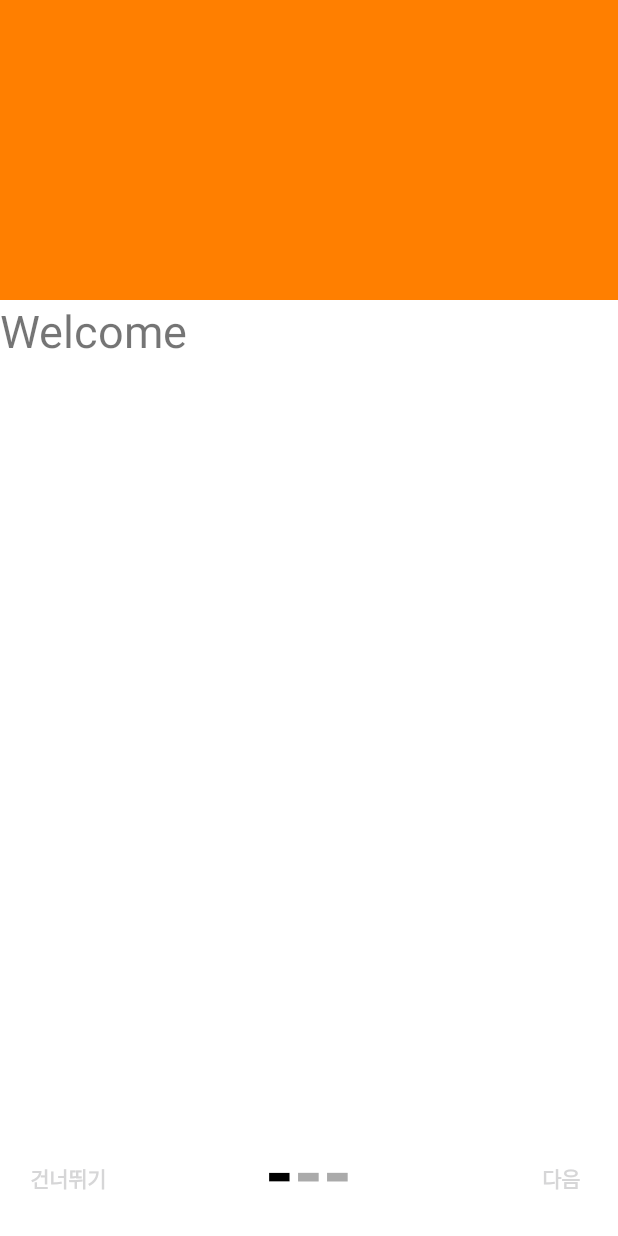
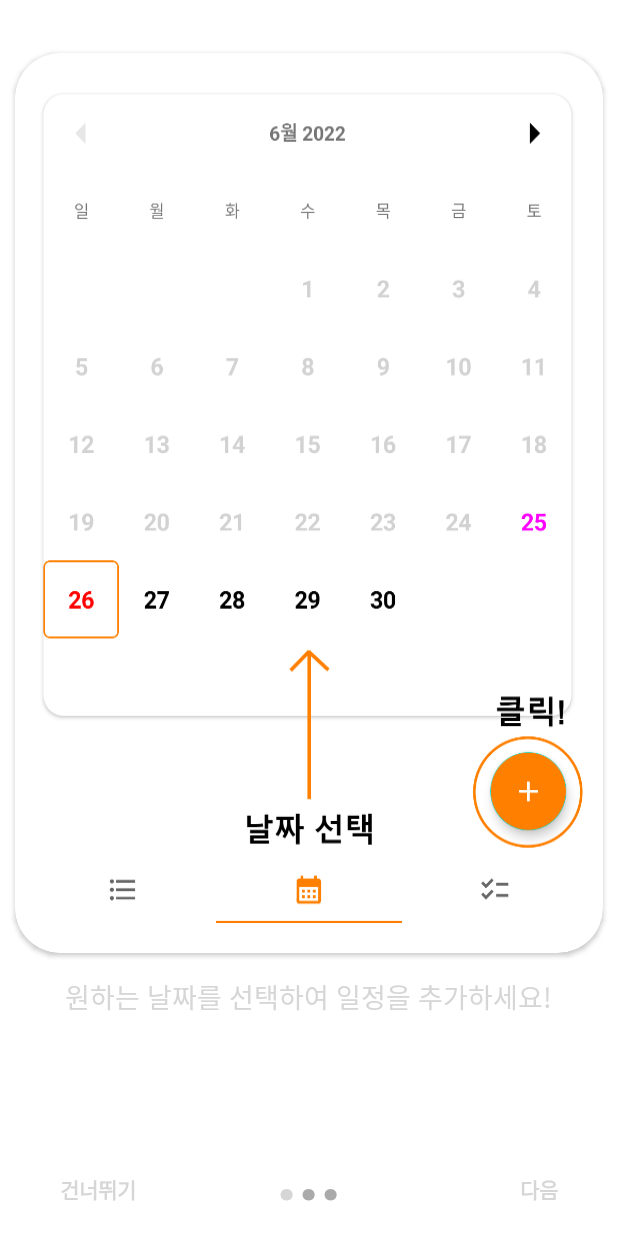
Before and after one commit to rnqhqaltjs/Whatareyouupto, an Android app: the screen it shows after launch (SliderActivity), on a phone screen of 412 x 824 dp. Run offline under Robolectric (Android 15) with nearby library versions, the phone set to English and light mode, and no system bars.

Commit message:
Initial commit

```diff
--- a/app/src/main/java/com/example/whatareyouupto/Intro/SliderActivity.kt
+++ b/app/src/main/java/com/example/whatareyouupto/Intro/SliderActivity.kt
@@ -1,6 +1,5 @@
 package com.example.whatareyouupto.Intro
 
-import android.app.Activity
 import android.content.Context
 import android.content.Intent
 import android.content.SharedPreferences
@@ -12,6 +11,7 @@ import androidx.fragment.app.FragmentManager
 import androidx.fragment.app.FragmentPagerAdapter
 import androidx.viewpager.widget.ViewPager
 import com.example.whatareyouupto.MainActivity
+import com.example.whatareyouupto.R
 import com.example.whatareyouupto.databinding.ActivitySliderBinding
 
 class SliderActivity : AppCompatActivity() {
@@ -37,9 +37,12 @@ class SliderActivity : AppCompatActivity() {
             startActivity(Intent(this,MainActivity::class.java))
             finish()
         }
-        fragment1.setTitle("Welcome")
-        fragment2.setTitle("To CodeAndroid")
-        fragment3.setTitle("YouTube Channel")
+        fragment1.setTitle("원하는 날짜를 선택하여 일정을 추가하세요!")
+        fragment1.setImage(R.drawable.tutorial1)
+        fragment2.setTitle("오늘 일정을 완료했으면 체크를 하세요!")
+        fragment2.setImage(R.drawable.tutorial2)
+        fragment3.setTitle("완료한 일정들은 '타임라인' 탭에서 확인하세요!")
+        fragment3.setImage(R.drawable.tutorial3)
 
         adapter = myPagerAdapter(supportFragmentManager)
         adapter.list.add(fragment1)
@@ -81,19 +84,19 @@ class SliderActivity : AppCompatActivity() {
 
                 when(binding.viewPager.currentItem){
                     0->{
-                        binding.indicator1.setTextColor(Color.BLACK)
+                        binding.indicator1.setTextColor(Color.parseColor("#FF7F00"))
                         binding.indicator2.setTextColor(Color.GRAY)
                         binding.indicator3.setTextColor(Color.GRAY)
                     }
                     1->{
                         binding.indicator1.setTextColor(Color.GRAY)
-                        binding.indicator2.setTextColor(Color.BLACK)
+                        binding.indicator2.setTextColor(Color.parseColor("#FF7F00"))
                         binding.indicator3.setTextColor(Color.GRAY)
                     }
                     2->{
                         binding.indicator1.setTextColor(Color.GRAY)
                         binding.indicator2.setTextColor(Color.GRAY)
-                        binding.indicator3.setTextColor(Color.BLACK)
+                        binding.indicator3.setTextColor(Color.parseColor("#FF7F00"))
                     }
                 }
 
--- a/app/src/main/java/com/example/whatareyouupto/Intro/SliderFragment.kt
+++ b/app/src/main/java/com/example/whatareyouupto/Intro/SliderFragment.kt
@@ -1,16 +1,21 @@
 package com.example.whatareyouupto.Intro
 
+import android.media.Image
 import android.os.Bundle
 import android.view.LayoutInflater
 import android.view.View
 import android.view.ViewGroup
+import android.widget.ImageView
 import androidx.fragment.app.Fragment
+import com.bumptech.glide.Glide
+import com.example.whatareyouupto.R
 import com.example.whatareyouupto.databinding.FragmentSliderBinding
 
 class SliderFragment : Fragment() {
 
     private lateinit var binding: FragmentSliderBinding
     var pageTitle : String = ""
+     var pageImage : Int = 0
 
     override fun onCreateView(
         inflater: LayoutInflater, container: ViewGroup?,
@@ -22,10 +27,19 @@ class SliderFragment : Fragment() {
     }
     override fun onViewCreated(view: View, savedInstanceState: Bundle?) {
         binding.fragmentTitle.text = pageTitle
+        context?.let {
+            Glide.with(it)
+                .load(pageImage)
+                .into(binding.imageView2)
+        };
     }
 
     fun setTitle(title : String){
         pageTitle = title
     }
 
+    fun setImage(image: Int){
+        pageImage = image
+    }
+
 }
--- a/app/src/main/res/layout/activity_slider.xml
+++ b/app/src/main/res/layout/activity_slider.xml
@@ -23,8 +23,8 @@
             android:id="@+id/btn_skip"
             android:layout_width="wrap_content"
             android:layout_height="wrap_content"
-            android:layout_marginStart="20dp"
-            android:layout_marginTop="28dp"
+            android:layout_marginStart="40dp"
+            android:layout_marginTop="35dp"
             android:text="건너뛰기"
             android:textColor="@color/black"
             android:textStyle="bold" />
@@ -39,17 +39,17 @@
                 android:id="@+id/indicator1"
                 android:layout_width="wrap_content"
                 android:layout_height="wrap_content"
-                android:text="-"
-                android:textColor="@android:color/black"
+                android:layout_marginBottom="10dp"
+                android:text="."
+                android:textColor="@color/orange"
                 android:textSize="50sp"
-                android:textStyle="bold"
-                android:layout_marginBottom="10dp"/>
+                android:textStyle="bold" />
 
             <TextView
                 android:id="@+id/indicator2"
                 android:layout_width="wrap_content"
                 android:layout_height="wrap_content"
-                android:text="-"
+                android:text="."
                 android:textColor="@android:color/darker_gray"
                 android:textSize="50sp"
                 android:textStyle="bold"
@@ -59,7 +59,7 @@
                 android:id="@+id/indicator3"
                 android:layout_width="wrap_content"
                 android:layout_height="wrap_content"
-                android:text="-"
+                android:text="."
                 android:textColor="@android:color/darker_gray"
                 android:textSize="50sp"
                 android:textStyle="bold"
@@ -71,8 +71,8 @@
             android:layout_width="wrap_content"
             android:layout_height="wrap_content"
             android:layout_alignParentEnd="true"
-            android:layout_marginTop="28dp"
-            android:layout_marginEnd="25dp"
+            android:layout_marginTop="35dp"
+            android:layout_marginEnd="40dp"
             android:text="다음"
             android:textColor="@color/black"
             android:textStyle="bold" />
--- a/app/src/main/res/layout/fragment_slider.xml
+++ b/app/src/main/res/layout/fragment_slider.xml
@@ -7,18 +7,36 @@
     tools:context=".Intro.SliderFragment"
     android:orientation="vertical">
 
-    <ImageView
-        android:id="@+id/imageView2"
-        android:layout_width="wrap_content"
-        android:layout_height="200dp"
-        android:src="@drawable/orangecolorbacground"
-        android:scaleType="fitXY"/>
+    <androidx.cardview.widget.CardView
+        android:layout_width="match_parent"
+        android:layout_height="wrap_content"
+        android:layout_marginLeft="10dp"
+        android:layout_marginTop="35dp"
+        android:layout_marginRight="10dp"
+        android:elevation="20dp"
+        app:cardCornerRadius="30dp">
+
+        <ImageView
+            android:id="@+id/imageView2"
+            android:layout_width="match_parent"
+            android:layout_height="560dp"
+            android:layout_marginLeft="10dp"
+            android:layout_marginTop="20dp"
+            android:layout_marginRight="10dp"
+            android:layout_marginBottom="20dp"
+            android:scaleType="fitXY"
+            android:src="@drawable/tutorial1" />
+
+    </androidx.cardview.widget.CardView>
 
     <TextView
         android:id="@+id/fragment_title"
         android:layout_width="wrap_content"
         android:layout_height="wrap_content"
-        android:text="@string/hello_blank_fragment"
-        android:textSize="30sp" />
+        android:text="원하는 날짜를 선택하여 일정을 추가하세요!"
+        android:textSize="18sp"
+        android:textColor="@color/black"
+        android:layout_gravity="center"
+        android:layout_marginTop="15dp"/>
 
 </LinearLayout>
```
Also changed, not shown: app/src/main/res/drawable-v24/tutorial1.png (added), app/src/main/res/drawable-v24/tutorial2.png (added), app/src/main/res/drawable-v24/tutorial3.png (added).
